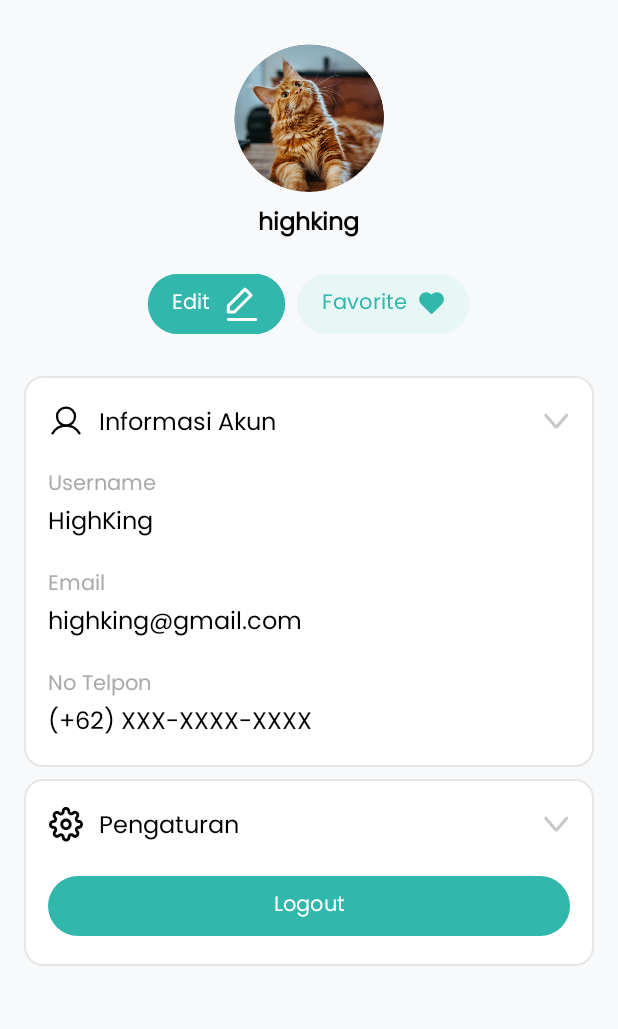
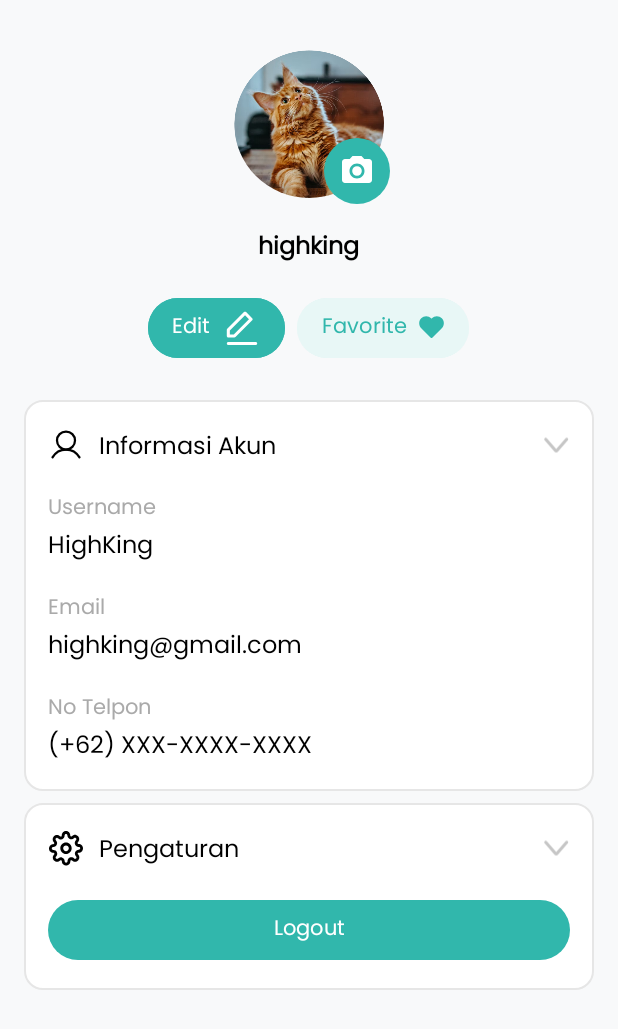
Before and after one commit to ENTS-H104/highking-mobile-app, an Android app: the layout fragment_cust_profile.xml on its own in the app's theme, with its tools: preview values and no code run, on a phone screen of 412 x 824 dp. Shown: the top 1029 px of the screen. Run offline under Robolectric (Android 15) with nearby library versions, the phone set to English and light mode, and no system bars.

Commit message:
style: buton camera, package: photopicker

```diff
--- a/app/build.gradle.kts
+++ b/app/build.gradle.kts
@@ -98,4 +98,10 @@ dependencies {
 
     //paging 3
     implementation("androidx.paging:paging-runtime-ktx:3.3.0")
+
+    // Library PhotoPicker
+    implementation("androidx.activity:activity-compose:1.9.0")
+    implementation("androidx.activity:activity-ktx:1.9.0")
+    // Library Crop Image
+//    implementation("com.github.yalantis:ucrop:2.2.8")
 }
--- a/app/src/main/AndroidManifest.xml
+++ b/app/src/main/AndroidManifest.xml
@@ -24,6 +24,7 @@
             android:screenOrientation="portrait"
             android:exported="false"
             android:windowSoftInputMode="adjustPan" />
+
         <activity
             android:name=".ui.auth.AuthActivity"
             android:screenOrientation="portrait"
--- /dev/null
+++ b/app/src/main/res/drawable/ic_baseline_camera_alt_24.xml
@@ -0,0 +1,7 @@
+<vector xmlns:android="http://schemas.android.com/apk/res/android" android:height="24dp" android:tint="#FFFFFF" android:viewportHeight="24" android:viewportWidth="24" android:width="24dp">
+
+    <path android:fillColor="@android:color/white" android:pathData="M12,12m-3.2,0a3.2,3.2 0,1 1,6.4 0a3.2,3.2 0,1 1,-6.4 0"/>
+
+    <path android:fillColor="@android:color/white" android:pathData="M9,2L7.17,4L4,4c-1.1,0 -2,0.9 -2,2v12c0,1.1 0.9,2 2,2h16c1.1,0 2,-0.9 2,-2L22,6c0,-1.1 -0.9,-2 -2,-2h-3.17L15,2L9,2zM12,17c-2.76,0 -5,-2.24 -5,-5s2.24,-5 5,-5 5,2.24 5,5 -2.24,5 -5,5z"/>
+
+</vector>
--- a/app/src/main/res/layout/fragment_cust_profile.xml
+++ b/app/src/main/res/layout/fragment_cust_profile.xml
@@ -4,6 +4,7 @@
     xmlns:tools="http://schemas.android.com/tools"
     android:layout_width="match_parent"
     android:layout_height="match_parent"
+    android:foregroundGravity="left"
     tools:context=".ui.cust.profile.ProfileFragment">
 
     <ProgressBar
@@ -28,12 +29,38 @@
             android:orientation="vertical">
 
             <!-- Profile Image and Username -->
-            <de.hdodenhof.circleimageview.CircleImageView
-                android:id="@+id/imageViewProfile"
-                android:layout_width="100dp"
-                android:layout_height="100dp"
-                android:layout_marginTop="12dp"
-                android:src="@drawable/iv_profile_placeholder" />
+            <androidx.constraintlayout.widget.ConstraintLayout
+                android:layout_width="match_parent"
+                android:layout_height="match_parent">
+
+                <de.hdodenhof.circleimageview.CircleImageView
+                    android:id="@+id/imageViewProfile"
+                    android:layout_width="100dp"
+                    android:layout_height="100dp"
+                    android:layout_marginTop="16dp"
+                    android:src="@drawable/iv_profile_placeholder"
+                    app:layout_constraintEnd_toEndOf="parent"
+                    app:layout_constraintStart_toStartOf="parent"
+                    app:layout_constraintTop_toTopOf="parent" />
+
+                <ImageButton
+                    android:id="@+id/buttonEditPhoto"
+                    android:layout_width="wrap_content"
+                    android:layout_height="wrap_content"
+                    android:layout_marginStart="-40dp"
+                    android:layout_marginTop="-40dp"
+                    android:layout_marginBottom="8dp"
+                    android:background="@drawable/circle_background"
+                    android:backgroundTint="@color/green_primary"
+                    android:padding="10dp"
+                    android:src="@drawable/ic_baseline_camera_alt_24"
+                    app:circularflow_radiusInDP="20dp"
+                    app:layout_constraintBottom_toBottomOf="parent"
+                    app:layout_constraintStart_toEndOf="@+id/imageViewProfile"
+                    app:layout_constraintTop_toBottomOf="@+id/imageViewProfile" />
+
+
+            </androidx.constraintlayout.widget.ConstraintLayout>
 
             <TextView
                 android:id="@+id/textViewUsername"
```
Also changed, not shown: app/src/main/java/com/entsh104/highking/ui/cust/profile/FragmentCustProfileEdit.kt (+5 -2 lines), app/src/main/java/com/entsh104/highking/ui/cust/profile/ProfileFragment.kt (+40 -0 lines).
